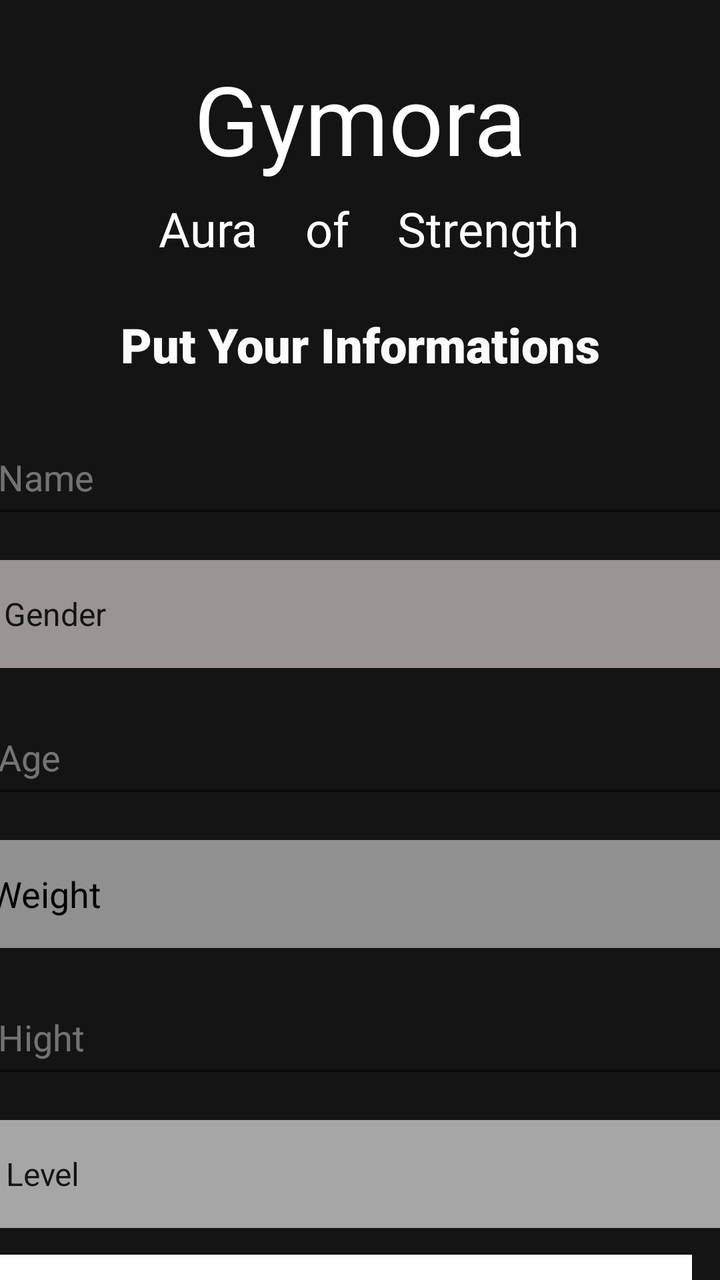
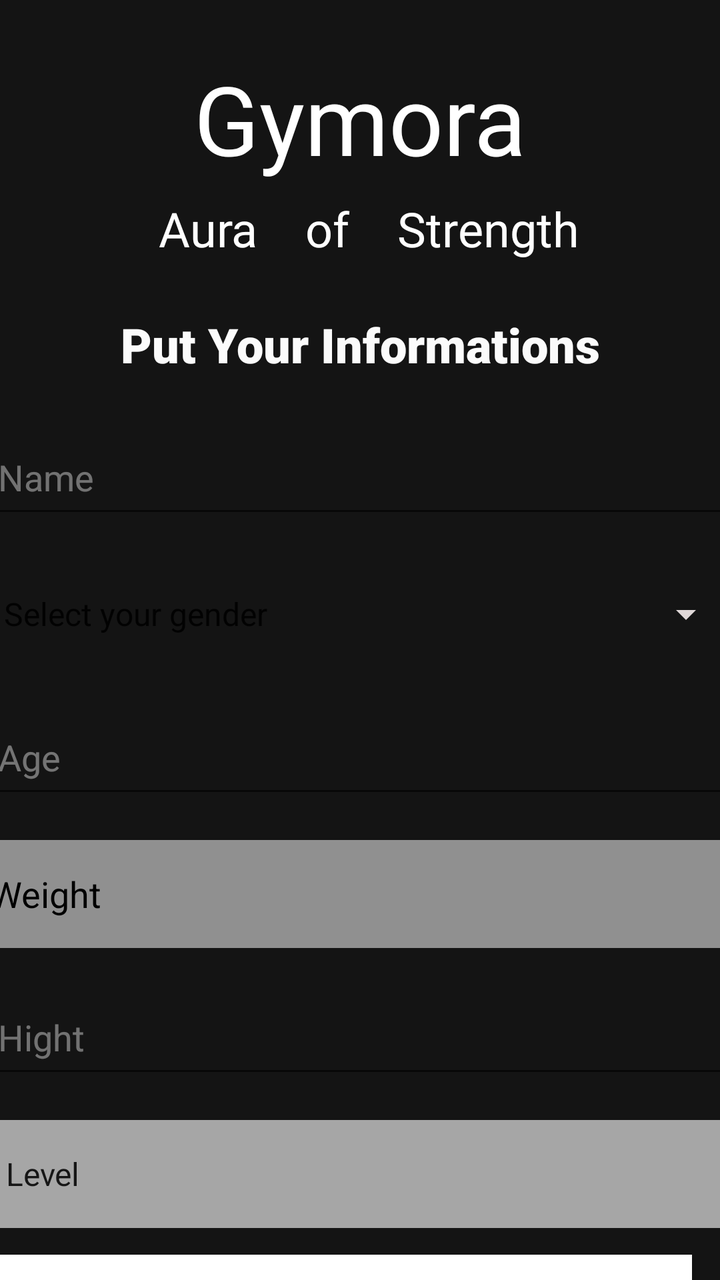

Compare the two renders of this Android layout. The source of the first and the diff that turns it into the second are given below.
<!-- AndroidManifest.xml: application theme Theme.Gymora -->
<!-- res/layout/activity_form.xml -->
<?xml version="1.0" encoding="utf-8"?>
<androidx.constraintlayout.widget.ConstraintLayout xmlns:android="http://schemas.android.com/apk/res/android"
    xmlns:app="http://schemas.android.com/apk/res-auto"
    xmlns:tools="http://schemas.android.com/tools"
    android:id="@+id/form_layout"
    android:layout_width="match_parent"
    android:layout_height="match_parent"
    android:background="#141414">

    <Spinner
        android:id="@+id/spinner3"
        android:layout_width="373dp"
        android:layout_height="54dp"
        android:layout_marginTop="16dp"
        android:background="#9EFFFFFF"
        android:entries="@array/my_items2"
        app:layout_constraintEnd_toEndOf="parent"
        app:layout_constraintHorizontal_bias="0.421"
        app:layout_constraintStart_toStartOf="parent"
        app:layout_constraintTop_toBottomOf="@+id/editTextText5" />

    <Button
        android:id="@+id/submit_button"
        style="@style/Widget.AppCompat.Button"
        android:layout_width="375dp"
        android:layout_height="55dp"
        android:layout_marginTop="16dp"
        android:layout_marginEnd="16dp"
        android:background="@color/cardview_light_background"
        android:fontFamily="sans-serif-black"
        android:text="Next"
        android:textColor="#040404"
        android:textSize="24sp"
        app:layout_constraintBottom_toBottomOf="parent"
        app:layout_constraintEnd_toEndOf="parent"
        app:layout_constraintHorizontal_bias="0.95"
        app:layout_constraintStart_toStartOf="parent"
        app:layout_constraintTop_toBottomOf="@+id/spinner3"
        app:layout_constraintVertical_bias="0.065" />

    <TextView
        android:id="@+id/textView8"
        android:layout_width="403dp"
        android:layout_height="52dp"
        android:layout_marginStart="8dp"
        android:fontFamily="@font/agbalumo"
        android:text="Aura    of    Strength"
        android:textAlignment="center"
        android:textColor="#FFFFFF"
        android:textSize="24sp"
        app:layout_constraintEnd_toEndOf="parent"
        app:layout_constraintStart_toStartOf="parent"
        app:layout_constraintTop_toBottomOf="@+id/textView7" />

    <TextView
        android:id="@+id/textView7"
        android:layout_width="404dp"
        android:layout_height="71dp"
        android:layout_marginStart="3dp"
        android:layout_marginTop="27dp"
        android:layout_marginEnd="4dp"
        android:fontFamily="@font/agbalumo"
        android:text="Gymora"
        android:textAlignment="center"
        android:textColor="#FFFFFF"
        android:textSize="48sp"
        app:layout_constraintEnd_toEndOf="parent"
        app:layout_constraintStart_toStartOf="parent"
        app:layout_constraintTop_toTopOf="parent" />

    <EditText
        android:id="@+id/editTextText5"
        android:layout_width="373dp"
        android:layout_height="54dp"
        android:layout_marginTop="16dp"
        android:ems="10"
        android:hint="Hight"
        android:inputType="text"
        android:textColor="@color/white"
        android:textColorHint="#66FFFFFF"
        app:layout_constraintEnd_toEndOf="parent"
        app:layout_constraintHorizontal_bias="0.421"
        app:layout_constraintStart_toStartOf="parent"
        app:layout_constraintTop_toBottomOf="@+id/editTextText4" />

    <EditText
        android:id="@+id/editTextText4"
        android:layout_width="373dp"
        android:layout_height="54dp"
        android:layout_marginTop="16dp"
        android:background="#87FFFFFF"
        android:ems="10"
        android:hint="Weight"
        android:inputType="text"
        android:textColor="@color/black"
        android:textColorHint="#000000"
        app:layout_constraintEnd_toEndOf="parent"
        app:layout_constraintHorizontal_bias="0.421"
        app:layout_constraintStart_toStartOf="parent"
        app:layout_constraintTop_toBottomOf="@+id/editTextText2" />

    <EditText
        android:id="@+id/editTextText2"
        android:layout_width="373dp"
        android:layout_height="54dp"
        android:layout_marginTop="16dp"
        android:ems="10"
        android:hint="Age"
        android:inputType="text"
        android:textColor="@color/white"
        android:textColorHint="#69FFFFFF"
        app:layout_constraintEnd_toEndOf="parent"
        app:layout_constraintHorizontal_bias="0.421"
        app:layout_constraintStart_toStartOf="parent"
        app:layout_constraintTop_toBottomOf="@+id/spinner" />

    <TextView
        android:id="@+id/textView6"
        android:layout_width="310dp"
        android:layout_height="50dp"
        android:layout_marginTop="156dp"
        android:fontFamily="sans-serif-black"
        android:text="Put Your Informations"
        android:textAlignment="center"
        android:textColor="#FBFBFB"
        android:textSize="24sp"
        app:layout_constraintEnd_toEndOf="parent"
        app:layout_constraintHorizontal_bias="0.497"
        app:layout_constraintStart_toStartOf="parent"
        app:layout_constraintTop_toTopOf="parent" />

    <EditText
        android:id="@+id/editTextText"
        android:layout_width="373dp"
        android:layout_height="54dp"
        android:layout_marginTop="4dp"
        android:ems="10"
        android:hint="Name"
        android:inputType="text"
        android:textColor="@color/white"
        android:textColorHint="#67FFFFFF"
        app:layout_constraintEnd_toEndOf="parent"
        app:layout_constraintHorizontal_bias="0.421"
        app:layout_constraintStart_toStartOf="parent"
        app:layout_constraintTop_toBottomOf="@+id/textView6" />

    <Spinner
        android:id="@+id/spinner"
        android:layout_width="373dp"
        android:layout_height="54dp"
        android:layout_marginTop="16dp"
        android:background="#A7F2F2F2"
        android:backgroundTint="#E0D8D8"
        android:entries="@array/my_items1"
        app:layout_constraintEnd_toEndOf="parent"
        app:layout_constraintStart_toStartOf="parent"
        app:layout_constraintTop_toBottomOf="@+id/editTextText" />

</androidx.constraintlayout.widget.ConstraintLayout>
<!-- resources referenced by this layout -->
<resources>
  <string-array name="my_items1">
          <item>Gender</item>
      <item>men</item>
      <item>women</item>
  </string-array>
  <string-array name="my_items2">
          <item>Level</item>
          <item>beginner</item>
          <item>intermediate</item>
          <item>professionnal</item>
      </string-array>
  <color name="black">#FF000000</color>
  <color name="white">#FFFFFFFF</color>
  <style name="Theme.Gymora" parent="Base.Theme.Gymora" />
  <style name="Base.Theme.Gymora" parent="Theme.AppCompat.DayNight.NoActionBar">
          
          
      </style>
</resources>

<!-- the commit's change to res/layout/activity_form.xml (unified diff, before → after) -->
@@ -12,6 +12,7 @@
         android:layout_width="373dp"
         android:layout_height="54dp"
         android:layout_marginTop="16dp"
+        android:prompt="@string/select_gender"
         android:background="#9EFFFFFF"
         android:entries="@array/my_items2"
         app:layout_constraintEnd_toEndOf="parent"
@@ -149,7 +150,6 @@
         android:layout_width="373dp"
         android:layout_height="54dp"
         android:layout_marginTop="16dp"
-        android:background="#A7F2F2F2"
         android:backgroundTint="#E0D8D8"
         android:entries="@array/my_items1"
         app:layout_constraintEnd_toEndOf="parent"
<!-- resource entries referenced after the edit -->
@@ -1,10 +1,11 @@
 <!-- resources referenced by this layout -->
 <resources>
   <string-array name="my_items1">
-          <item>Gender</item>
-      <item>men</item>
-      <item>women</item>
-  </string-array>
+          <item>Select your gender</item>
+          <item>Male</item>
+          <item>Female</item>
+          <item>Other</item>
+      </string-array>
   <string-array name="my_items2">
           <item>Level</item>
           <item>beginner</item>
@@ -13,6 +14,7 @@
       </string-array>
   <color name="black">#FF000000</color>
   <color name="white">#FFFFFFFF</color>
+  <string name="select_gender">Select Gender</string>
   <style name="Theme.Gymora" parent="Base.Theme.Gymora" />
   <style name="Base.Theme.Gymora" parent="Theme.AppCompat.DayNight.NoActionBar">
           
